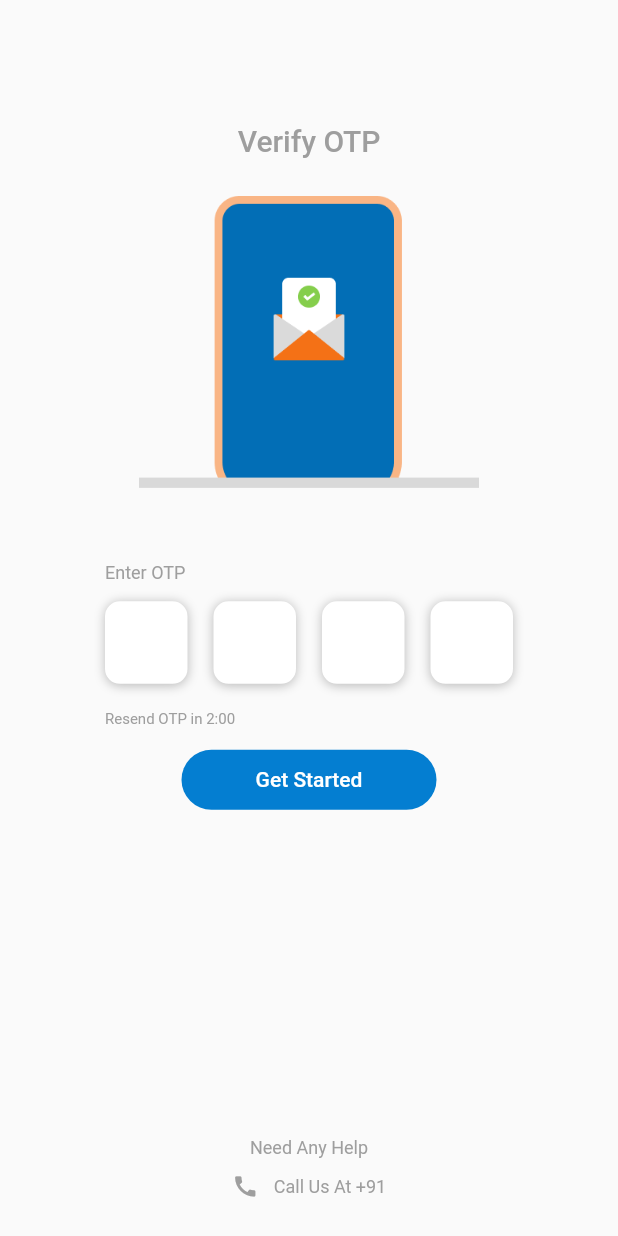
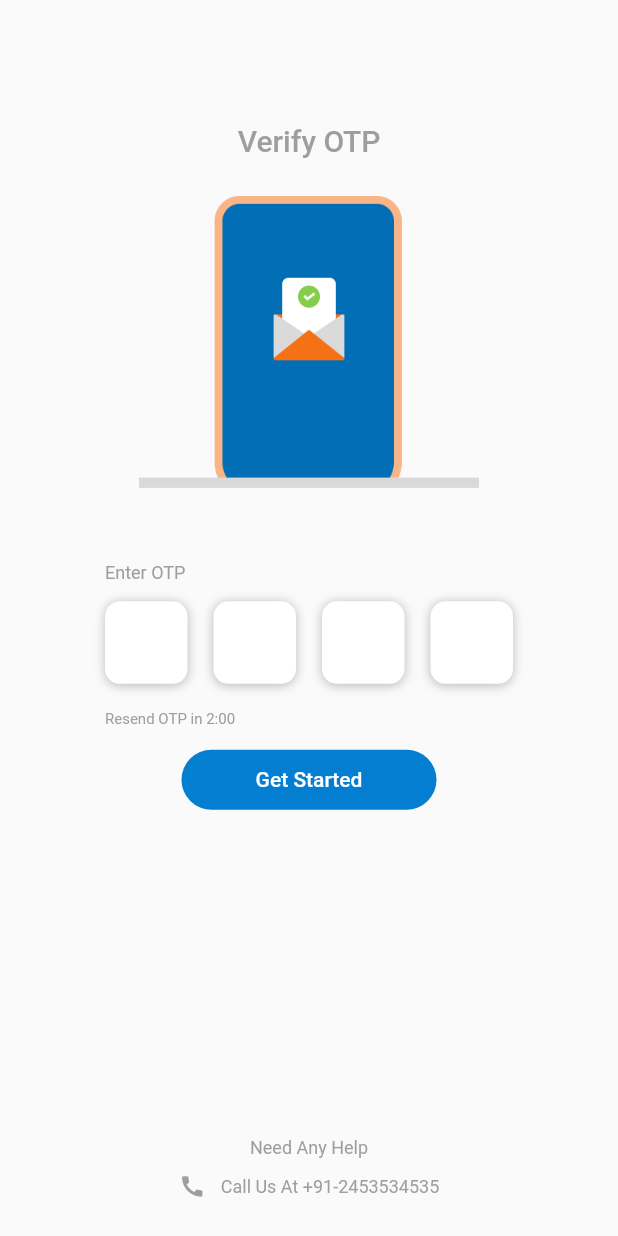
Before and after one commit to Sanoj-Raja/packers_movers, a Flutter app: the VerifyOtpScreen screen opened directly, scrolled down 41 dp, on a phone screen of 412 x 824 dp. Run offline on Flutter 3.47's test engine with Material 2 defaults, Android fonts, the phone set to English and light mode, and no system bars; drawn by our look-alikes of pin_code_fields; our stand-ins replace bloc, carousel_slider, flutter_bloc, hive, hive_flutter; accounts and stored records are empty.

Commit message:
Code updated.

```diff
--- a/lib/app/modules/home_screen/components/home_body.dart
+++ b/lib/app/modules/home/components/home_body.dart
@@ -4,8 +4,8 @@ import 'package:flutter/material.dart';
 import '../../../constants/app_assets.dart';
 import '../../../constants/app_colors.dart';
 import '../../../utils/get_screen_size.dart';
+import '../../quotation/quotation_screen.dart';
 import 'package:carousel_slider/carousel_slider.dart';
-import '../../quotation_screen/quotation_screen.dart';
 
 class HomeBody extends StatelessWidget {
   const HomeBody({
--- a/lib/app/modules/home_screen/home_screen.dart
+++ b/lib/app/modules/home/home_screen.dart
@@ -5,7 +5,7 @@ import 'package:flutter/material.dart';
 import '../../constants/app_colors.dart';
 import '../../constants/app_assets.dart';
 import 'package:flutter_bloc/flutter_bloc.dart';
-import '../add_quotation_screen/add_quotation_screen.dart';
+import '../add_quotation/add_quotation_screen.dart';
 
 class HomeScreen extends StatefulWidget {
   const HomeScreen({super.key});
--- a/lib/app/modules/quotation_screen/components/quotation_card.dart
+++ b/lib/app/modules/quotation/components/quotation_card.dart
@@ -3,8 +3,8 @@ import '../../../widgets/gapper.dart';
 import 'package:flutter/material.dart';
 import '../../../constants/app_assets.dart';
 import '../../../constants/app_colors.dart';
+import '../../../utils/get_screen_size.dart';
 import '../../../models/quotation_model.dart';
-import '../../../utils/get_screen_size.dart';
 
 class QuotationCard extends StatelessWidget {
   final QuotationModel quotation;
--- a/lib/app/modules/splash_screen/splash_screen.dart
+++ b/lib/app/modules/splash/splash_screen.dart
@@ -1,5 +1,5 @@
 import 'package:flutter/material.dart';
-import 'package:packers_movers/app/constants/app_assets.dart';
+import '../../constants/app_assets.dart';
 
 class SplashScreen extends StatelessWidget {
   const SplashScreen({super.key});
@@ -8,7 +8,9 @@ class SplashScreen extends StatelessWidget {
   Widget build(BuildContext context) {
     return Scaffold(
       body: Center(
-        child: Image.asset(AppAssets.splashScreenLogo),
+        child: Image.asset(
+          AppAssets.splashScreenLogo,
+        ),
       ),
     );
   }
--- a/lib/app/modules/veryify_otp_screen/verify_otp_screen.dart
+++ b/lib/app/modules/veryify_otp/verify_otp_screen.dart
@@ -1,10 +1,10 @@
+import '../home/home_screen.dart';
+import '../../widgets/gapper.dart';
 import 'package:flutter/material.dart';
-import 'package:packers_movers/app/constants/app_colors.dart';
+import '../../constants/app_assets.dart';
+import '../../constants/app_colors.dart';
+import '../../utils/get_screen_size.dart';
 import 'package:pin_code_fields/pin_code_fields.dart';
-import '../../constants/app_assets.dart';
-import '../../utils/get_screen_size.dart';
-import '../../widgets/gapper.dart';
-import '../home_screen/home_screen.dart';
 
 class VerifyOtpScreen extends StatelessWidget {
   VerifyOtpScreen({super.key});
@@ -151,7 +151,7 @@ class VerifyOtpScreen extends StatelessWidget {
                 ),
                 HorizontalGap(),
                 Text(
-                  'Call Us At +91',
+                  'Call Us At +91-2453534535',
                   style: TextStyle(
                     fontSize: 12,
                     color: Colors.grey,
--- a/lib/app/widgets/gapper.dart
+++ b/lib/app/widgets/gapper.dart
@@ -1,10 +1,8 @@
-// ignore_for_file: use_key_in_widget_constructors
-
 import 'package:flutter/material.dart';
 
 class VerticalGap extends StatelessWidget {
   final double gap;
-  const VerticalGap({this.gap = 10});
+  const VerticalGap({super.key, this.gap = 10});
 
   @override
   Widget build(BuildContext context) {
@@ -16,7 +14,7 @@ class VerticalGap extends StatelessWidget {
 
 class HorizontalGap extends StatelessWidget {
   final double gap;
-  const HorizontalGap({this.gap = 10});
+  const HorizontalGap({super.key, this.gap = 10});
 
   @override
   Widget build(BuildContext context) {
--- a/lib/main.dart
+++ b/lib/main.dart
@@ -1,7 +1,7 @@
 import 'package:flutter/material.dart';
 import 'app/models/quotation_model.dart';
 import 'package:hive_flutter/hive_flutter.dart';
-import 'app/modules/sign_up_screen/sign_up_screen.dart';
+import 'app/modules/sign_up/sign_up_screen.dart';
 
 Future<void> main() async {
   WidgetsFlutterBinding.ensureInitialized();
```
Also changed, not shown: lib/app/modules/sign_up/sign_up_screen.dart (renamed from lib/app/modules/sign_up_screen/sign_up_screen.dart, +4 -5 lines), lib/app/modules/add_quotation/add_quotation_screen.dart (renamed from lib/app/modules/add_quotation_screen/add_quotation_screen.dart), lib/app/modules/home/bloc/home_bloc.dart (renamed from lib/app/modules/home_screen/bloc/home_bloc.dart), lib/app/modules/home/bloc/home_event.dart (renamed from lib/app/modules/home_screen/bloc/home_event.dart), lib/app/modules/home/bloc/home_state.dart (renamed from lib/app/modules/home_screen/bloc/home_state.dart), lib/app/modules/home/components/clickable_icon.dart (renamed from lib/app/modules/home_screen/components/clickable_icon.dart), lib/app/modules/quotation/quotation_screen.dart (renamed from lib/app/modules/quotation_screen/quotation_screen.dart).
